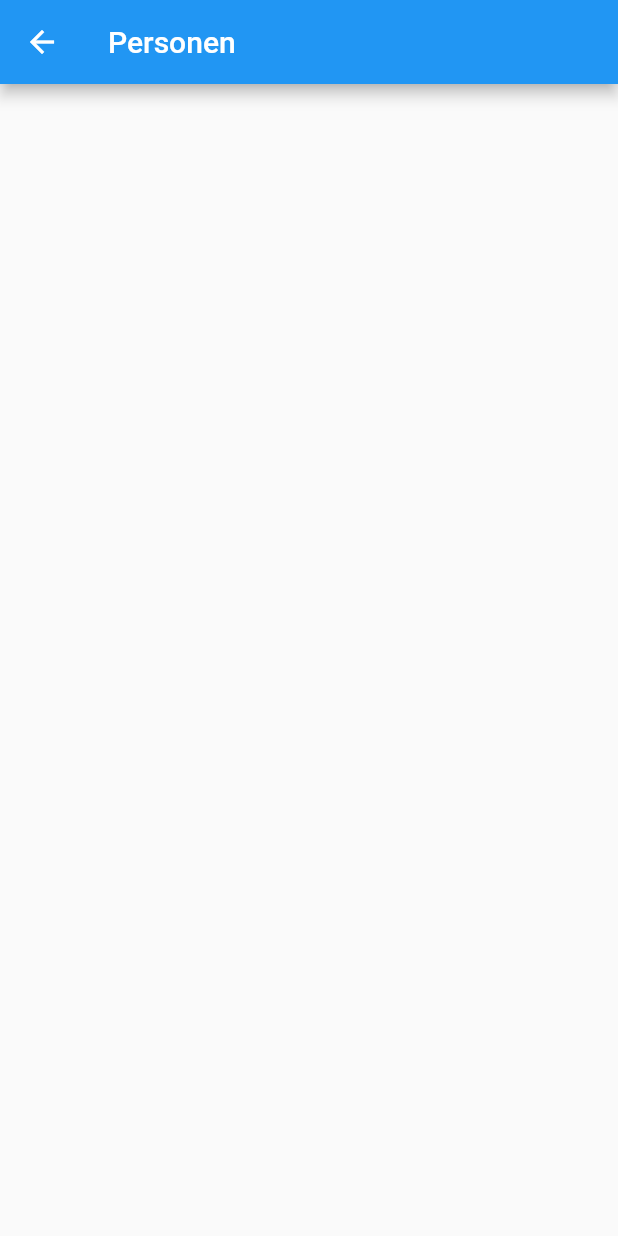
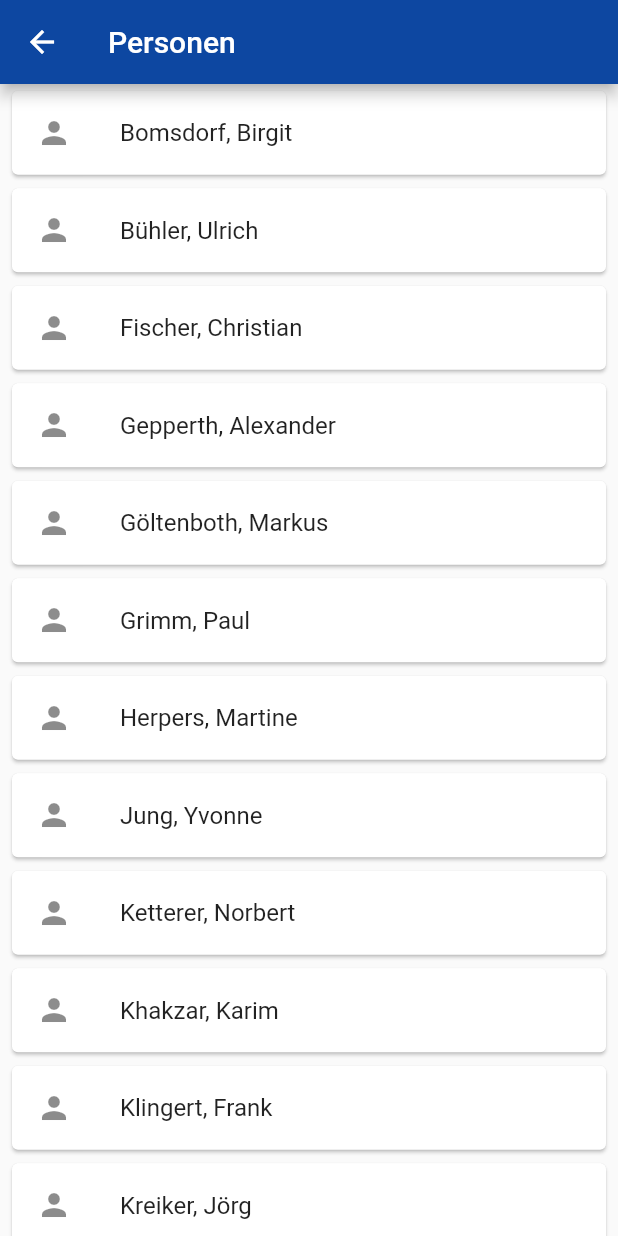
Before and after one commit to tonihoyer/fachbereichs_app, a Flutter app: the PersonenScreen screen opened directly, on a phone screen of 412 x 824 dp. Run offline on Flutter 3.47's test engine with Material 2 defaults, Android fonts, the phone set to English and light mode, and no system bars.

Commit message:
Personen hinzugefügt

```diff
--- a/lib/screens/kalender_screen.dart
+++ b/lib/screens/kalender_screen.dart
@@ -11,6 +11,7 @@ class _KalenderScreenState extends State<KalenderScreen> {
     return Scaffold(
       appBar: AppBar(
         title: Text("Kalender"),
+
       ),
     );
   }
--- a/lib/screens/personen_screen.dart
+++ b/lib/screens/personen_screen.dart
@@ -6,11 +6,55 @@ class PersonenScreen extends StatefulWidget {
 }
 
 class _PersonenScreenState extends State<PersonenScreen> {
+
+  List<String> person = [
+    "Bomsdorf, Birgit",
+    "Bühler, Ulrich",
+    "Fischer, Christian",
+    "Gepperth, Alexander",
+    "Göltenboth, Markus",
+    "Grimm, Paul",
+    "Herpers, Martine",
+    "Jung, Yvonne",
+    "Ketterer, Norbert",
+    "Khakzar, Karim",
+    "Klingert, Frank",
+    "Kreiker, Jörg",
+    "Kumm, Martin",
+    "Milde, Jan-Torsten",
+    "Peinl, Peter",
+    "Rieger, Sebastian",
+    "Scheich, Christoph",
+    "Süß, Tim",
+    "Todtenhöfer, Rainer",
+    "Wagner, Annika",
+    "Warschburger, Volker",
+    "Weba, Michael",
+    "Winzerling, Werner"
+  ].toList();
+
+
   @override
   Widget build(BuildContext context) {
     return Scaffold(
       appBar: AppBar(
         title: Text("Personen"),
+        backgroundColor: Colors.blue[900],
+      ),
+      body: ListView.builder(
+        itemCount: person.length,
+          itemBuilder: (context, index){
+          return Padding(
+            padding: const EdgeInsets.symmetric(vertical: 0.5, horizontal: 4.0),
+            child: Card(
+              child: ListTile(
+                onTap: (){},
+                title: Text('${person[index]}'),
+                leading: Icon(Icons.person),
+              ),
+            ),
+          );
+          }
       ),
     );
   }
```
Also changed, not shown: pubspec.lock, 1 other file.
